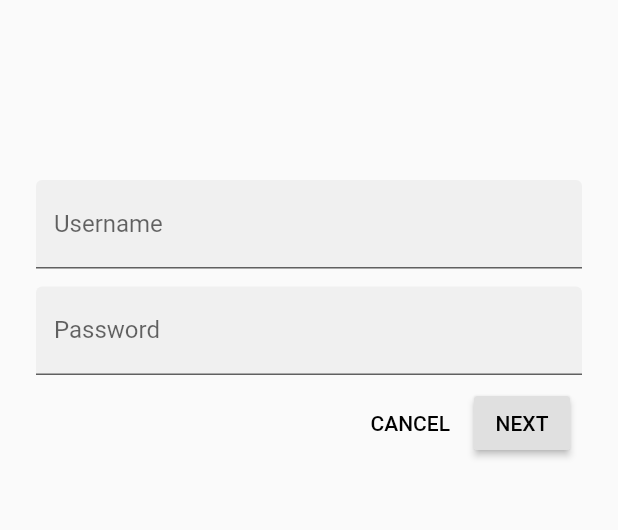
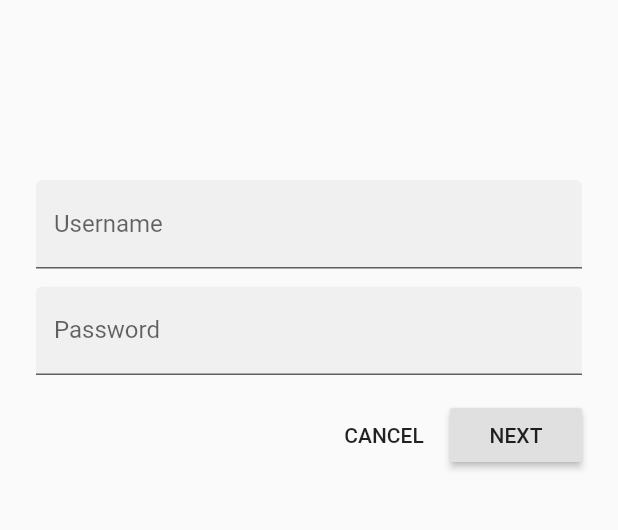
Before and after one commit to Acowboyz/mdc-flutter-100-series, a Flutter app: the screen it shows after launch, after a tap on "CANCEL", on a phone screen of 412 x 824 dp, the part 219-749 px from its top. Run offline on Flutter 3.47's test engine with Material 2 defaults, Android fonts, the phone set to English and light mode, and no system bars.

Commit message:
MDC-101 Flutter: Material Components (MDC) Basics (Flutter)
* reconstruct the ButtonBar widget with Padding and Row

```diff
--- a/mdc_100_series/lib/login.dart
+++ b/mdc_100_series/lib/login.dart
@@ -65,11 +65,15 @@ class _LoginPageState extends State<LoginPage> {
               ),
             ), // TextField
             // TODO: Add button bar (101)
-            ButtonBar(
+            Padding(
+              padding: EdgeInsets.only(top: 16),
+              child: Row(
+                mainAxisAlignment: MainAxisAlignment.end,
                 children: <Widget>[
                   FlatButton(
                     child: Text("CANCEL",),
                     onPressed: (){
+                      print('CANCEL!');
                       // TODO: Clear the text fields (101)
                       _usernameController.clear();
                       _passwordController.clear();
@@ -78,10 +82,12 @@ class _LoginPageState extends State<LoginPage> {
                   RaisedButton(
                     child: Text("NEXT",),
                     onPressed: () {
+                      print('NEXT!');
                       Navigator.pop(context);
                     },
                   ),
                 ],
+              ),
             ),
           ],
         ),
```
Also changed, not shown: 1 other file. Lines whose indentation alone changed are shown as unchanged.
